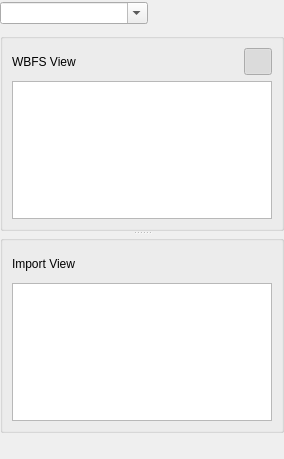
Old version of the form qwbfs/src/PartitionWidget.ui in the repository amestica/qwbfs.
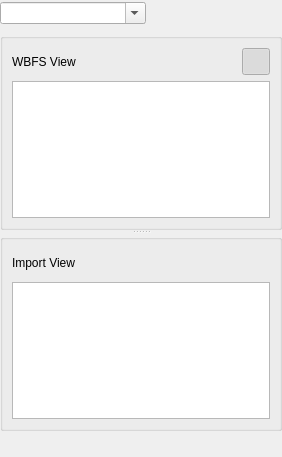
New version of the form. Icons and pictures are not drawn. Custom widgets are drawn as their Qt base class.

```diff
--- a/qwbfs/src/PartitionWidget.ui
+++ b/qwbfs/src/PartitionWidget.ui
@@ -6,8 +6,8 @@
    <rect>
     <x>0</x>
     <y>0</y>
-    <width>284</width>
-    <height>459</height>
+    <width>282</width>
+    <height>457</height>
    </rect>
   </property>
   <layout class="QVBoxLayout" name="verticalLayout_3">
```
